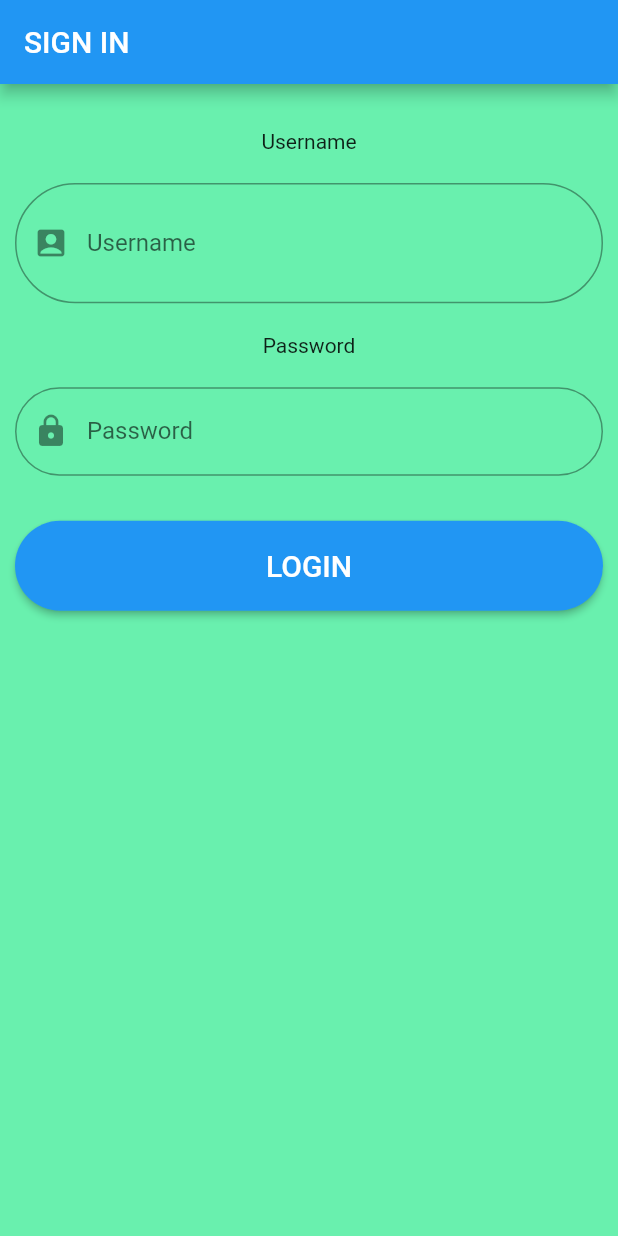
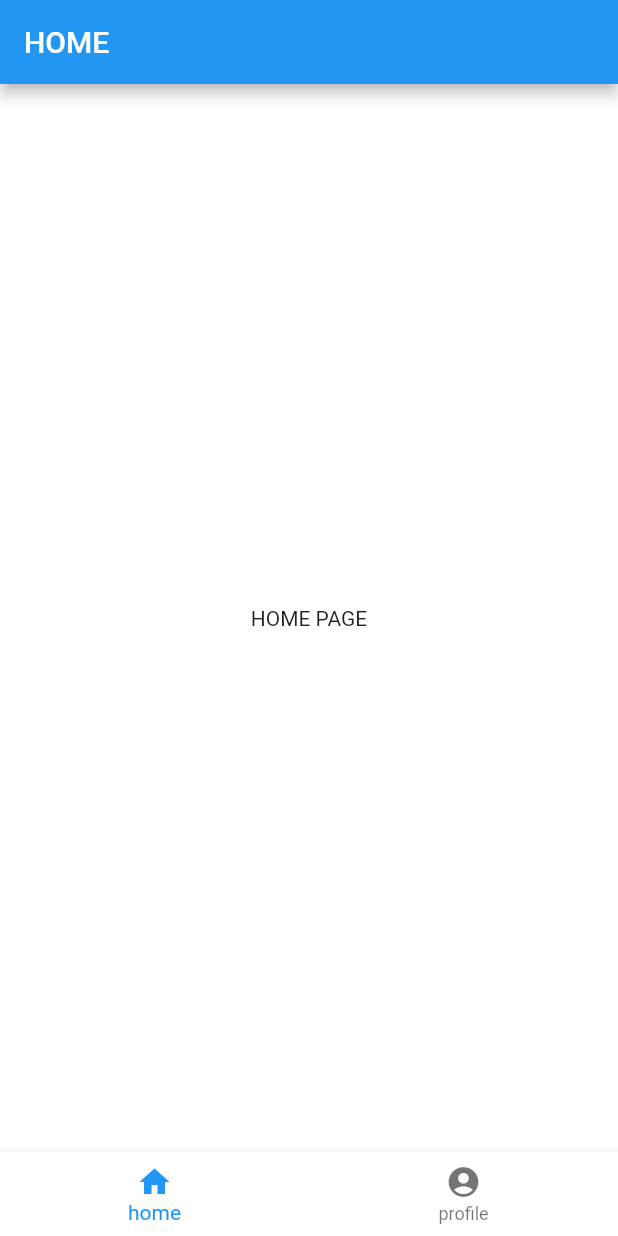
Before and after one commit to divya-k-nair/Signin-flutter-project, a Flutter app: the screen it shows after launch, on a phone screen of 412 x 824 dp. Run offline on Flutter 3.47's test engine with Material 2 defaults, Android fonts, the phone set to English and light mode, and no system bars.

Commit message:
project completed

```diff
--- /dev/null
+++ b/lib/homepage.dart
@@ -0,0 +1,15 @@
+import 'package:flutter/cupertino.dart';
+
+class Homepage extends StatelessWidget {
+
+
+  @override
+  Widget build(BuildContext context) {
+    return Container(
+      child: Center(
+          child: Text("HOME PAGE")),
+    );
+
+
+  }
+}
--- a/lib/main.dart
+++ b/lib/main.dart
@@ -1,89 +1,28 @@
-import 'package:flutter/cupertino.dart';
+import 'package:app_name/Register.dart';
+import 'package:app_name/menu.dart';
+import 'package:app_name/screens.dart';
+import 'package:app_name/studententry.dart';
 import 'package:flutter/material.dart';
-import 'package:flutter/widgets.dart';
+
 
 void main()
 {
-  runApp(App());
+  runApp(Mymenu());
 }
 class App extends StatelessWidget {
-  TextEditingController uname=TextEditingController();
-  TextEditingController pass=TextEditingController();
 
   @override
   Widget build(BuildContext context) {
     return MaterialApp(
+      debugShowCheckedModeBanner: false,
         home: Scaffold(
             backgroundColor: Colors.greenAccent,
             appBar: AppBar(
               title: Text("SIGN IN"),
             ),
-            body: Container(
-              margin: EdgeInsets.all(10),
-              child: Column(
-                children: [
-                  SizedBox(height: 20,),
-                  Text("Username"),
-                  SizedBox(height: 20,),
-                  TextField(
-                    controller: uname,
-                    decoration: InputDecoration(
-                      prefix: CircularProgressIndicator(),
-                      prefixIcon: Icon(Icons.account_box),
-                      labelText: "Username",
-                      hintText:( "enter the username"),
-                      border: OutlineInputBorder(
-                        borderRadius: BorderRadius.circular(50),
-                      ),
-                    ),
-                  ),
-                  SizedBox(height: 20,),
-                  Text("Password"),
-                  SizedBox(height: 20,),
-                  TextField(
-                    controller: pass,
-                    decoration: InputDecoration(
-                      prefixIcon: Icon(Icons.lock),
-                      labelText: "Password",
-                      hintText: ("enter the password"),
+            body:Login(),
 
-                      border: OutlineInputBorder(
-                        borderRadius: BorderRadius.circular(50),
-
-                      )
-                    ),
-                  ),
-                  SizedBox(height: 30,),
-                  SizedBox(
-                    height: 60,
-                    width: double.infinity,
-                    child:RaisedButton(
-                      shape: RoundedRectangleBorder(
-                        borderRadius: BorderRadius.circular(30),
-                      ),
-                      color: Colors.blue,
-                      onPressed:() {
-                        var getUsername=uname.text;
-                        var getPassword=pass.text;
-                        print(getUsername);
-                        print(getPassword);
-
-                      },
-
-                      child: Text("LOGIN",
-                        style: TextStyle(
-                          color: Colors.white,
-                          fontSize: 20,
-                        ),
-                    ) ,
-                  ),
-                  ),
-
-
-                ], //children
-                  ),
-              ),
-            ),
+        ),
 
         );
   }
--- /dev/null
+++ b/lib/menu.dart
@@ -0,0 +1,54 @@
+import 'package:app_name/homepage.dart';
+import 'package:app_name/profile%20page.dart';
+import 'package:flutter/material.dart';
+
+class Mymenu extends StatefulWidget {
+
+
+  @override
+  _MymenuState createState() => _MymenuState();
+}
+
+class _MymenuState extends State<Mymenu> {
+  int _mycurrentIndex=0;
+  List pages=[Homepage(),Profilepage()];
+  @override
+  Widget build(BuildContext context) {
+    return MaterialApp(
+      debugShowCheckedModeBanner: false,
+      home: Scaffold(
+        backgroundColor: Colors.white,
+        appBar: AppBar(
+          title: Text("HOME"),
+        ),
+        body: pages[_mycurrentIndex],
+        bottomNavigationBar: BottomNavigationBar(
+          onTap: (index){
+            setState(() {
+              _mycurrentIndex=index;
+
+            });
+            print(index);
+
+          },
+          backgroundColor: Colors.white,
+          currentIndex: _mycurrentIndex,
+
+          items: [
+            BottomNavigationBarItem(
+                icon: Icon(Icons.home),
+            label: "home"
+            ),
+            BottomNavigationBarItem(
+                icon: Icon(Icons.account_circle),
+              label: "profile"
+            ),
+
+          ],//items
+        ),
+
+      ),
+
+    );
+  }
+}
--- /dev/null
+++ b/lib/view.dart
@@ -0,0 +1,48 @@
+import 'package:flutter/cupertino.dart';
+import 'package:flutter/material.dart';
+import 'package:flutter/widgets.dart';
+
+class ViewStudents extends StatelessWidget {
+  var names=["divya","neethu","gayathri","aayana","rayan","aravind","shyam","shilpa","gouri","til"];
+  var rollno=[1,2,3,4,5,6,7,8,9,10];
+  var admissionno=[0123,0124,0125,0126,0127,0128,0129,0130,0131,0132];
+  var college=["sbce","sbce","sbce","sbce","sbce","sbce","sbce","sbce","sbce","sbce"];
+
+  @override
+  Widget build(BuildContext context) {
+    return MaterialApp(
+      debugShowCheckedModeBanner: false,
+      home: Scaffold(
+       backgroundColor: Colors.cyanAccent,
+        appBar: AppBar(
+          title: Text("VIEW STUDENTS"),
+        ),
+        body:Container(
+          child: ListView.builder(
+            itemCount: names.length,
+              itemBuilder: (context, index) {
+                return Card(
+                  child: ListTile(
+                    leading: Icon(Icons.account_circle,size: 60,color: Colors.blueAccent,),
+                    trailing: Icon(Icons.delete,color: Colors.purpleAccent,size: 40,),
+                    title: Text(names[index]),
+                    subtitle: Text("Rollno:"+rollno[index].toString()+"\n"+"Admission no:"+admissionno[index].toString()+"\n"+"college:"+college[index]),
+                  ),
+                );
+              },//item builder
+
+
+
+
+
+        ),
+
+          ),
+      )
+        );
+
+
+
+
+  }
+}
```
Also changed, not shown: lib/Register.dart (added, +202 -0 lines), lib/profile page.dart (added, +12 -0 lines), lib/screens.dart (added, +118 -0 lines), lib/studententry.dart (added, +113 -0 lines).
